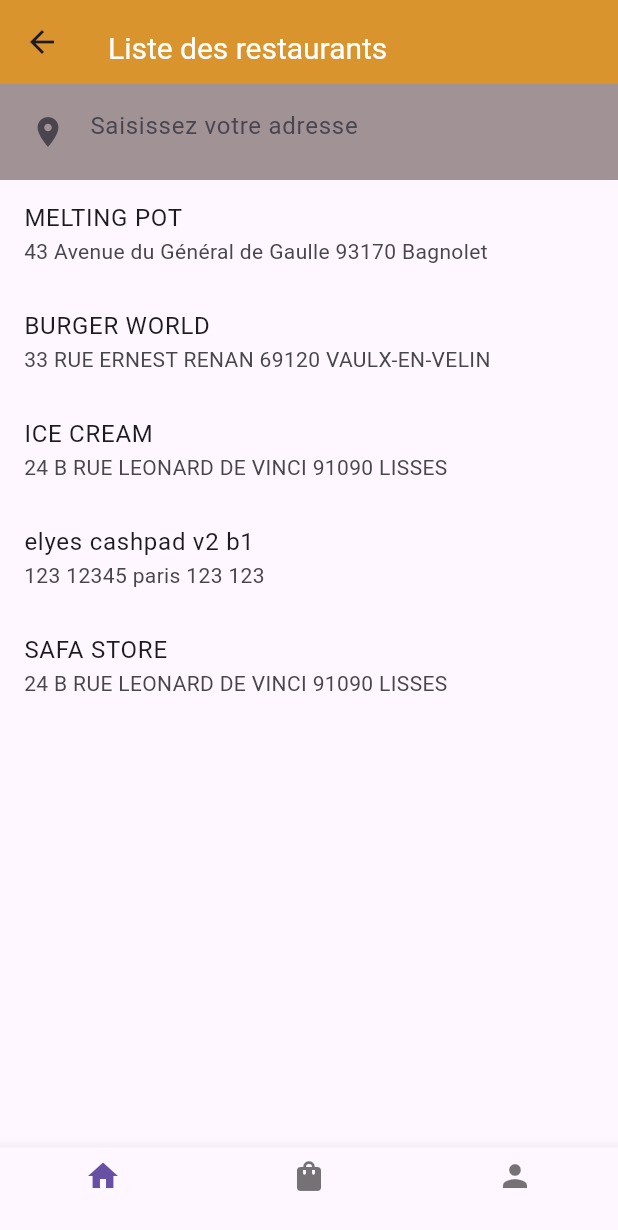
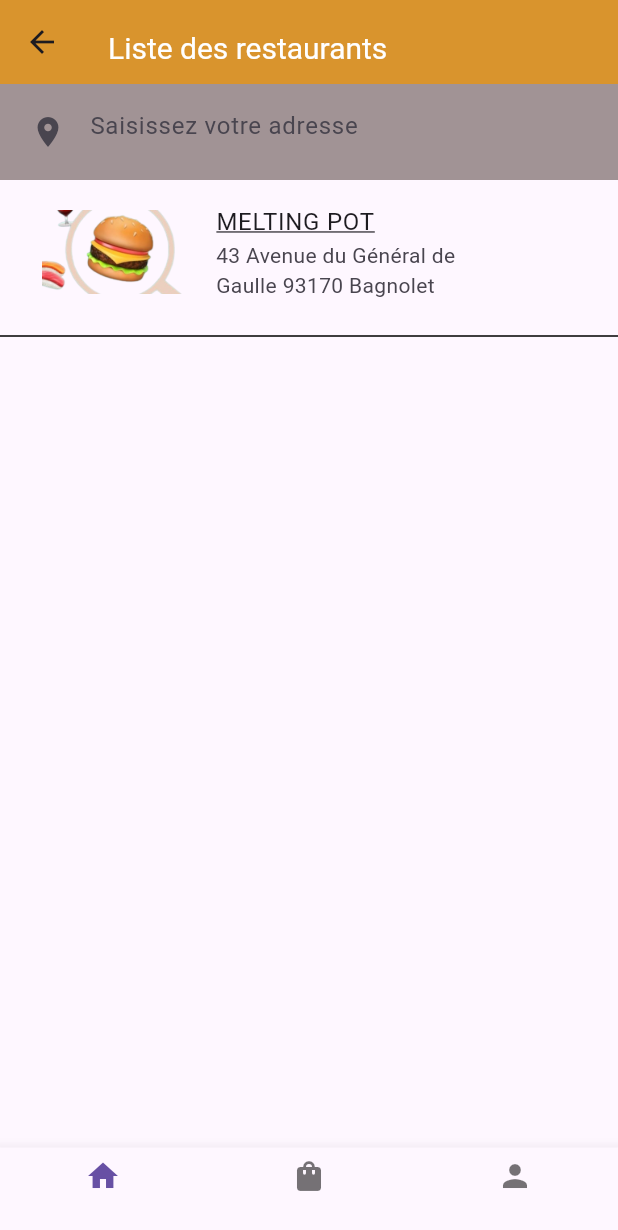
Before and after one commit to Dalel1akremi/flutterProject, a Flutter app: the AcceuilScreen screen opened directly, on a phone screen of 412 x 824 dp. Shown: the top 1230 px of the screen. Run offline on Flutter 3.47's test engine with Material 3 defaults, Android fonts, the phone set to English and light mode, and no system bars; our stand-ins replace google_sign_in.

Commit message:
feat:fix acceuil.dart

```diff
--- a/FLUTTER/lib/pages/aboutRestaurant/acceuil.dart
+++ b/FLUTTER/lib/pages/aboutRestaurant/acceuil.dart
@@ -1,14 +1,18 @@
+// ignore_for_file: deprecated_member_use
+
 import 'package:flutter/foundation.dart';
 import 'package:flutter/material.dart';
 import './commande.dart';
 import '../aboutUser/profile.dart';
+import 'RestaurantDetail.dart';
 
 void main() {
   runApp(const AcceuilApp());
 }
 
 class AcceuilApp extends StatelessWidget {
-  const AcceuilApp({super.key});
+  const AcceuilApp({Key? key}) : super(key: key);
+
   @override
   Widget build(BuildContext context) {
     return const MaterialApp(
@@ -19,7 +23,7 @@ class AcceuilApp extends StatelessWidget {
 }
 
 class AcceuilScreen extends StatelessWidget {
-  const AcceuilScreen({super.key});
+  const AcceuilScreen({Key? key});
 
   @override
   Widget build(BuildContext context) {
@@ -57,7 +61,7 @@ class AcceuilScreen extends StatelessWidget {
               },
             ),
           ),
-          const Expanded(
+          Expanded(
             child: RestaurantList(),
           ),
         ],
@@ -80,21 +84,21 @@ class AcceuilScreen extends StatelessWidget {
         onTap: (index) {
           // Handle bottom navigation bar taps
           if (index == 0) {
-            // Navigate to the CommandePage when Button 2 is pressed
+            // Navigate to the AcceuilScreen when Button 1 is pressed
             Navigator.push(
               context,
               MaterialPageRoute(builder: (context) => const AcceuilScreen()),
             );
           }
           if (index == 1) {
-            // Navigate to the CommandePage when Button 2 is pressed
+            // Navigate to the CommandeApp when Button 2 is pressed
             Navigator.push(
               context,
               MaterialPageRoute(builder: (context) => const CommandeApp()),
             );
           }
           if (index == 2) {
-            // Navigate to the CommandePage when Button 2 is pressed
+            // Navigate to the ProfilePage when Button 3 is pressed
             Navigator.push(
               context,
               MaterialPageRoute(builder: (context) => const ProfilePage()),
@@ -114,33 +118,52 @@ class Restaurant {
   Restaurant(this.name, this.address, this.status);
 }
 
-class RestaurantList extends StatefulWidget {
-  const RestaurantList({super.key});
-
+class RestaurantList extends StatelessWidget {
   @override
-  // ignore: library_private_types_in_public_api
-  _RestaurantListState createState() => _RestaurantListState();
-}
-
-class _RestaurantListState extends State<RestaurantList> {
+  Widget build(BuildContext context) {
     final List<Restaurant> _restaurants = [
-    Restaurant(
-        "MELTING POT", "43 Avenue du Général de Gaulle 93170 Bagnolet", ""),
-    Restaurant("BURGER WORLD", "33 RUE ERNEST RENAN 69120 VAULX-EN-VELIN", ""),
-    Restaurant("ICE CREAM", "24 B RUE LEONARD DE VINCI 91090 LISSES", ""),
-    Restaurant("elyes cashpad v2 b1", "123 12345 paris 123 123", ""),
-    Restaurant("SAFA STORE", "24 B RUE LEONARD DE VINCI 91090 LISSES", ""),
+      Restaurant("MELTING POT", "43 Avenue du Général de Gaulle 93170 Bagnolet", ""),
     ];
 
-  @override
-  Widget build(BuildContext context) {
     return ListView.builder(
       itemCount: _restaurants.length,
       itemBuilder: (context, index) {
-        return ListTile(
-          title: Text(_restaurants[index].name),
+        return Column(
+          children: [
+            TextButton(
+              onPressed: () {
+                // Utilize the Navigator widget to navigate to the new page
+                Navigator.push(
+                  context,
+                  MaterialPageRoute(
+                    builder: (context) =>
+                        RestaurantDetail(restaurant: _restaurants[index]),
+                  ),
+                );
+              },
+
+              child: ListTile(
+                leading: Image.asset(
+                  'images/First.png', // Replace with your image asset path
+                  width: 100, // Adjust the width as needed
+                  height: 200, // Adjust the height as needed
+                  fit: BoxFit.cover,
+                ),
+                title: Text(
+                  _restaurants[index].name,
+                  style: TextStyle(
+                    decoration: TextDecoration.underline, // Add underline
+                  ),
+                ),
                 subtitle: Text(_restaurants[index].address),
                 trailing: Text(_restaurants[index].status),
+              ),
+            ),
+            Divider(
+              color: Colors.black,
+              thickness: 1, // Adjust the thickness as needed
+            ),
+          ],
         );
       },
     );
```
Lines whose indentation alone changed are shown as unchanged.
